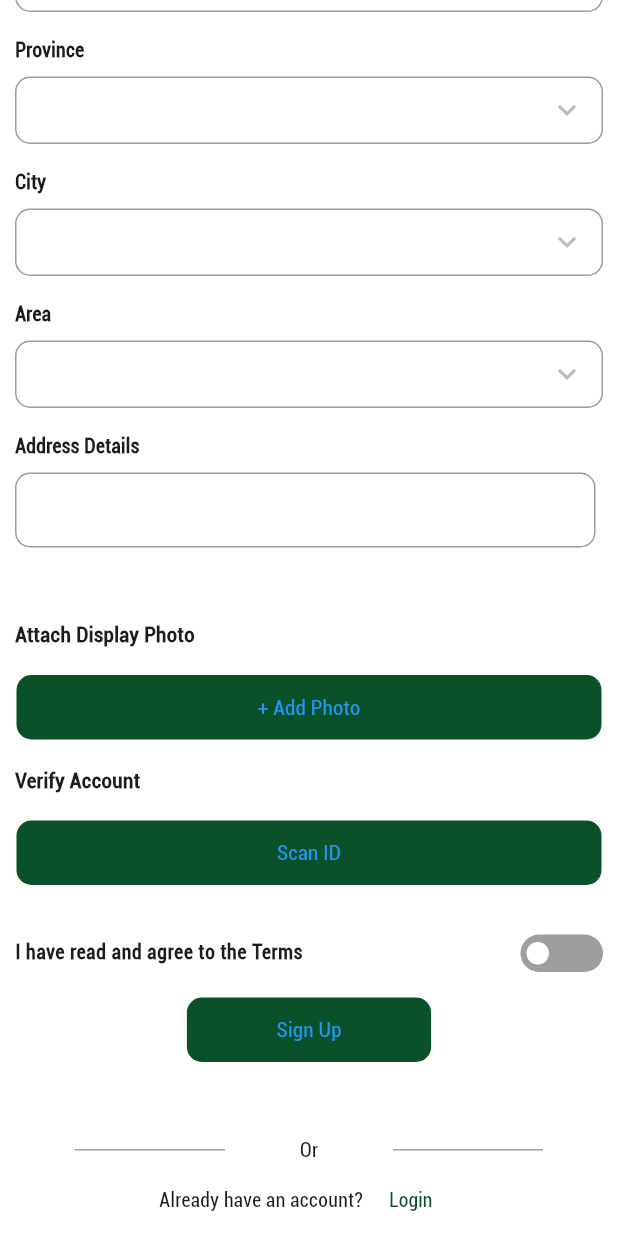
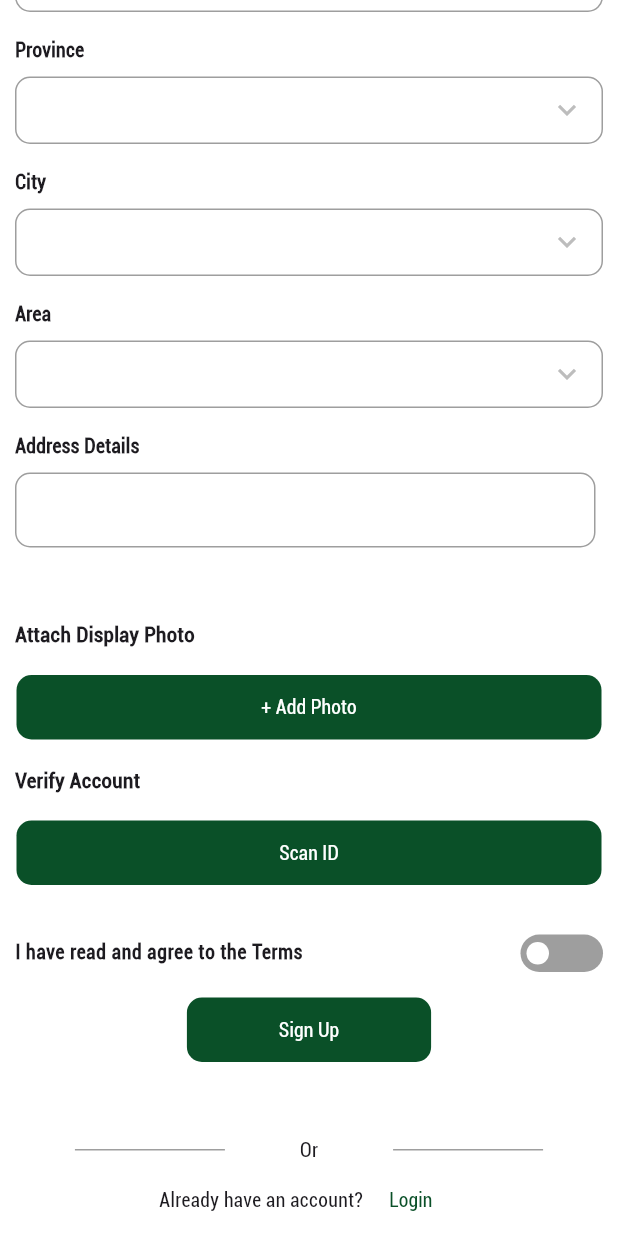
Before and after one commit to rpascual0812/market, a Flutter app: the SignupPage screen opened directly, scrolled down 784 dp, on a phone screen of 412 x 824 dp. Run offline on Flutter 3.47's test engine with Material 3 defaults, Android fonts, the phone set to English and light mode, and no system bars; drawn by our look-alikes of flutter_switch; our stand-ins replace audioplayers, cached_network_image, dio, dropdown_button2, expansion_tile_card, file_picker and 15 more; missing offline and left inert: ably_flutter, art_sweetalert, infinite_scroll, jwt_decode, mobile_scanner, time_elapsed and 1 more; accounts and stored records are empty; network calls fail; statements that could not run were skipped.

Commit message:
Update button text color

```diff
--- a/lib/screens/auth/components/login_form.dart
+++ b/lib/screens/auth/components/login_form.dart
@@ -267,7 +267,11 @@ class _LoginFormState extends State<LoginForm> {
                           BorderRadius.circular(AppDefaults.radius - 10),
                     ),
                   ),
-                  child: const Text('Log In'),
+                  child: const Text(
+                    'Log In',
+                    style: TextStyle(
+                        fontSize: AppDefaults.fontSize, color: Colors.white),
+                  ),
                 ),
               ),
             ),
--- a/lib/screens/auth/components/send_code_form.dart
+++ b/lib/screens/auth/components/send_code_form.dart
@@ -168,7 +168,11 @@ class _SendCodeFormState extends State<SendCodeForm> {
                           BorderRadius.circular(AppDefaults.radius - 10),
                     ),
                   ),
-                  child: const Text('Send Code'),
+                  child: const Text(
+                    'Send Code',
+                    style: TextStyle(
+                        fontSize: AppDefaults.fontSize, color: Colors.white),
+                  ),
                 ),
               ),
             ),
--- a/lib/screens/auth/components/signup_form.dart
+++ b/lib/screens/auth/components/signup_form.dart
@@ -933,7 +933,12 @@ class _SignUpFormState extends State<SignUpForm> {
                                       AppDefaults.radius - 10),
                                 ),
                               ),
-                              child: const Text('+ Add Photo'),
+                              child: const Text(
+                                '+ Add Photo',
+                                style: TextStyle(
+                                    fontSize: AppDefaults.fontSize,
+                                    color: Colors.white),
+                              ),
                             ),
                           ),
                         ),
@@ -982,7 +987,12 @@ class _SignUpFormState extends State<SignUpForm> {
                                       AppDefaults.radius - 10),
                                 ),
                               ),
-                              child: const Text('Scan ID'),
+                              child: const Text(
+                                'Scan ID',
+                                style: TextStyle(
+                                    fontSize: AppDefaults.fontSize,
+                                    color: Colors.white),
+                              ),
                             ),
                           ),
                         ),
@@ -1090,7 +1100,12 @@ class _SignUpFormState extends State<SignUpForm> {
                                   AppDefaults.radius - 10),
                             ),
                           ),
-                          child: const Text('Sign Up'),
+                          child: const Text(
+                            'Sign Up',
+                            style: TextStyle(
+                                fontSize: AppDefaults.fontSize,
+                                color: Colors.white),
+                          ),
                         ),
                       ),
                     ),
--- a/lib/screens/auth/profile_edit_page.dart
+++ b/lib/screens/auth/profile_edit_page.dart
@@ -82,8 +82,9 @@ class ProfileEditPage extends StatelessWidget {
                               },
                               child: const Text(
                                 'Login',
-                                style:
-                                    TextStyle(fontSize: AppDefaults.fontSize),
+                                style: TextStyle(
+                                    fontSize: AppDefaults.fontSize,
+                                    color: Colors.white),
                               ))
                         ],
                       ),
--- a/lib/screens/profile/profile_page.dart
+++ b/lib/screens/profile/profile_page.dart
@@ -179,7 +179,11 @@ class _ProfilePageState extends State<ProfilePage> {
                       borderRadius: BorderRadius.circular(AppDefaults.radius),
                     ),
                   ),
-                  child: const Text('Log Out'),
+                  child: const Text(
+                    'Log Out',
+                    style: TextStyle(
+                        fontSize: AppDefaults.fontSize, color: Colors.white),
+                  ),
                 ),
               ),
             ),
```
